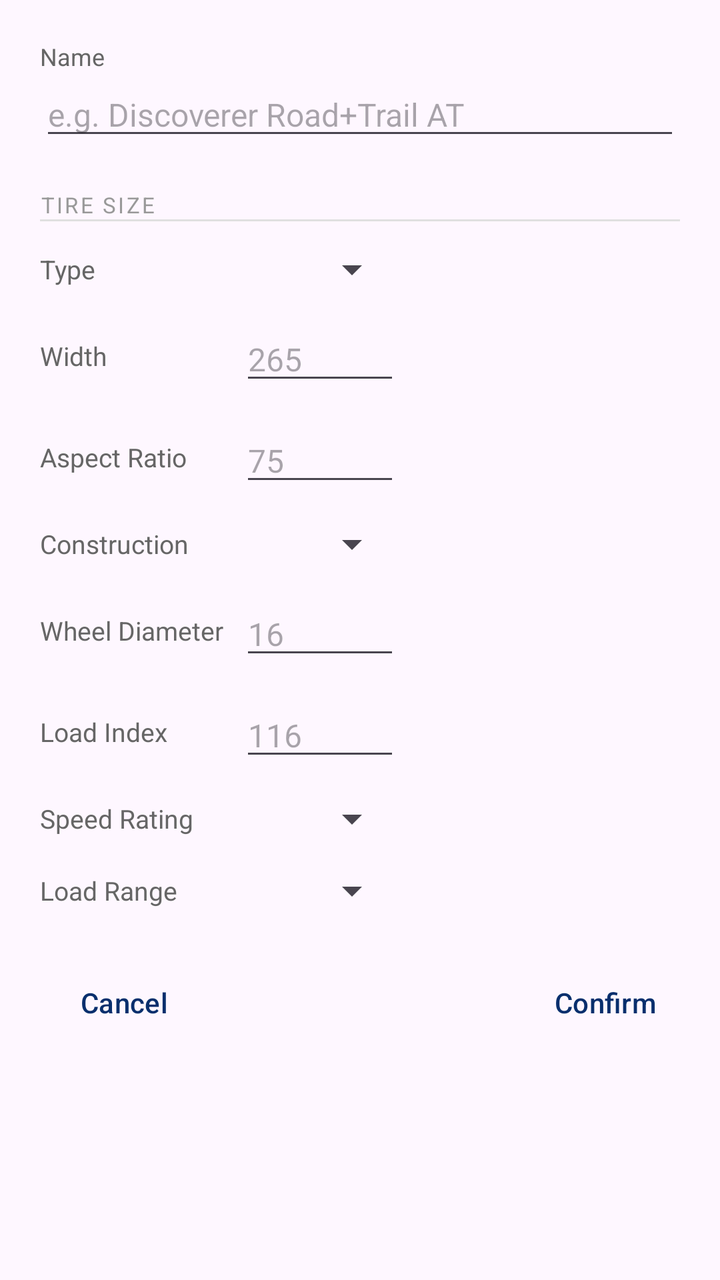
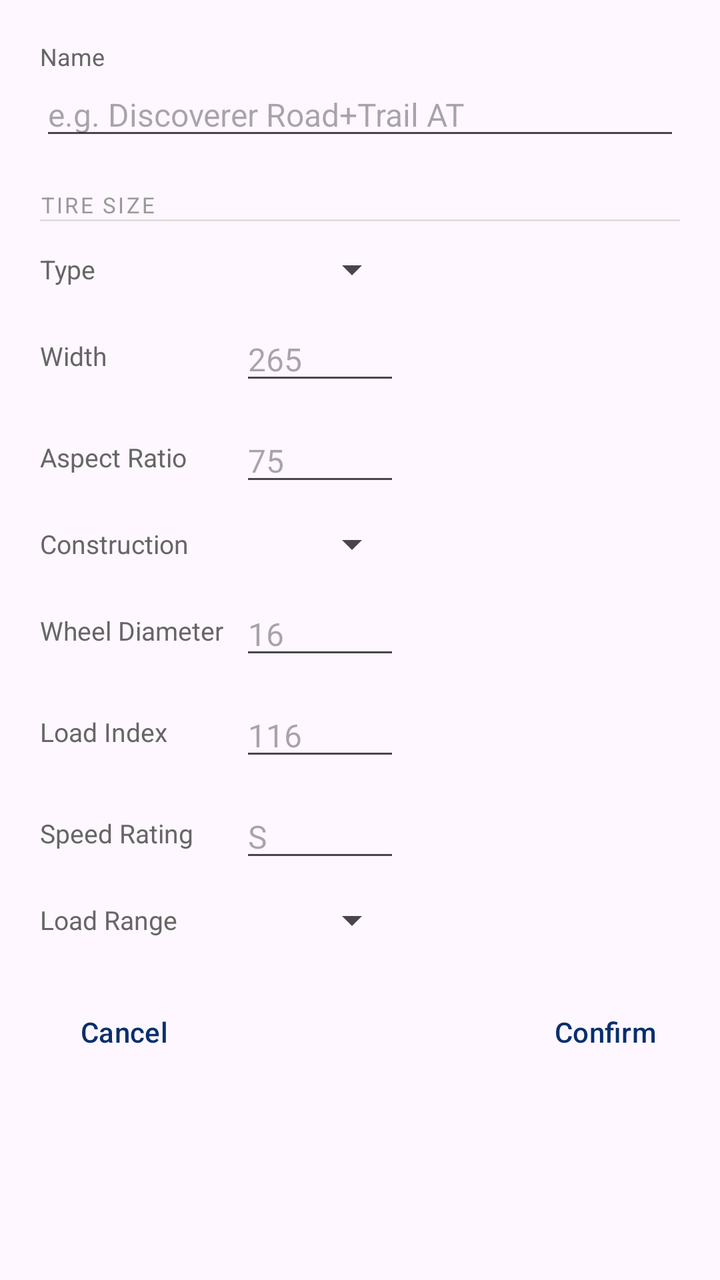

An Android layout rendered at two revisions. The XML below is the earlier revision; the diff shows what the commit changed to produce the second picture.
<!-- AndroidManifest.xml: application theme Theme.BarcodeScannerApp -->
<!-- res/layout/dialog_manual_entry.xml -->
<?xml version="1.0" encoding="utf-8"?>
<ScrollView xmlns:android="http://schemas.android.com/apk/res/android"
    android:layout_width="match_parent"
    android:layout_height="wrap_content">

    <LinearLayout
        android:layout_width="match_parent"
        android:layout_height="wrap_content"
        android:orientation="vertical"
        android:padding="20dp">

        <TextView
            android:layout_width="wrap_content"
            android:layout_height="wrap_content"
            android:text="Name"
            android:textSize="12sp"
            android:textColor="#666666" />

        <EditText
            android:id="@+id/brandInput"
            android:layout_width="match_parent"
            android:layout_height="wrap_content"
            android:hint="e.g. Discoverer Road+Trail AT"
            android:inputType="text"
            android:textSize="16sp" />

        <TextView
            android:layout_width="wrap_content"
            android:layout_height="wrap_content"
            android:layout_marginTop="20dp"
            android:text="TIRE SIZE"
            android:textSize="11sp"
            android:textColor="#999999"
            android:letterSpacing="0.1" />

        <View
            android:layout_width="match_parent"
            android:layout_height="1dp"
            android:layout_marginBottom="12dp"
            android:background="#E0E0E0" />

        <LinearLayout
            android:layout_width="match_parent"
            android:layout_height="wrap_content"
            android:orientation="horizontal"
            android:gravity="center_vertical"
            android:layout_marginBottom="12dp">

            <TextView
                android:layout_width="100dp"
                android:layout_height="wrap_content"
                android:text="Type"
                android:textSize="13sp"
                android:textColor="#666666" />

            <Spinner
                android:id="@+id/tirePrefixSpinner"
                android:layout_width="wrap_content"
                android:layout_height="wrap_content"
                android:minWidth="80dp" />

        </LinearLayout>

        <LinearLayout
            android:layout_width="match_parent"
            android:layout_height="wrap_content"
            android:orientation="horizontal"
            android:gravity="center_vertical"
            android:layout_marginBottom="12dp">

            <TextView
                android:layout_width="100dp"
                android:layout_height="wrap_content"
                android:text="Width"
                android:textSize="13sp"
                android:textColor="#666666" />

            <EditText
                android:id="@+id/tireWidthInput"
                android:layout_width="80dp"
                android:layout_height="wrap_content"
                android:hint="265"
                android:inputType="number"
                android:maxLength="3"
                android:textSize="16sp" />

        </LinearLayout>

        <LinearLayout
            android:layout_width="match_parent"
            android:layout_height="wrap_content"
            android:orientation="horizontal"
            android:gravity="center_vertical"
            android:layout_marginBottom="12dp">

            <TextView
                android:layout_width="100dp"
                android:layout_height="wrap_content"
                android:text="Aspect Ratio"
                android:textSize="13sp"
                android:textColor="#666666" />

            <EditText
                android:id="@+id/tireRatioInput"
                android:layout_width="80dp"
                android:layout_height="wrap_content"
                android:hint="75"
                android:inputType="number"
                android:maxLength="2"
                android:textSize="16sp" />

        </LinearLayout>

        <LinearLayout
            android:layout_width="match_parent"
            android:layout_height="wrap_content"
            android:orientation="horizontal"
            android:gravity="center_vertical"
            android:layout_marginBottom="12dp">

            <TextView
                android:layout_width="100dp"
                android:layout_height="wrap_content"
                android:text="Construction"
                android:textSize="13sp"
                android:textColor="#666666" />

            <Spinner
                android:id="@+id/tireConstructionSpinner"
                android:layout_width="wrap_content"
                android:layout_height="wrap_content"
                android:minWidth="80dp" />

        </LinearLayout>

        <LinearLayout
            android:layout_width="match_parent"
            android:layout_height="wrap_content"
            android:orientation="horizontal"
            android:gravity="center_vertical"
            android:layout_marginBottom="12dp">

            <TextView
                android:layout_width="100dp"
                android:layout_height="wrap_content"
                android:text="Wheel Diameter"
                android:textSize="13sp"
                android:textColor="#666666" />

            <EditText
                android:id="@+id/tireDiameterInput"
                android:layout_width="80dp"
                android:layout_height="wrap_content"
                android:hint="16"
                android:inputType="number"
                android:maxLength="2"
                android:textSize="16sp" />

        </LinearLayout>

        <LinearLayout
            android:layout_width="match_parent"
            android:layout_height="wrap_content"
            android:orientation="horizontal"
            android:gravity="center_vertical"
            android:layout_marginBottom="12dp">

            <TextView
                android:layout_width="100dp"
                android:layout_height="wrap_content"
                android:text="Load Index"
                android:textSize="13sp"
                android:textColor="#666666" />

            <EditText
                android:id="@+id/tireLoadIndexInput"
                android:layout_width="80dp"
                android:layout_height="wrap_content"
                android:hint="116"
                android:inputType="number"
                android:maxLength="3"
                android:textSize="16sp" />

        </LinearLayout>

        <LinearLayout
            android:layout_width="match_parent"
            android:layout_height="wrap_content"
            android:orientation="horizontal"
            android:gravity="center_vertical"
            android:layout_marginBottom="12dp">

            <TextView
                android:layout_width="100dp"
                android:layout_height="wrap_content"
                android:text="Speed Rating"
                android:textSize="13sp"
                android:textColor="#666666" />

            <Spinner
                android:id="@+id/tireSpeedRatingSpinner"
                android:layout_width="wrap_content"
                android:layout_height="wrap_content"
                android:minWidth="80dp" />

        </LinearLayout>

        <LinearLayout
            android:layout_width="match_parent"
            android:layout_height="wrap_content"
            android:orientation="horizontal"
            android:gravity="center_vertical"
            android:layout_marginBottom="12dp">

            <TextView
                android:layout_width="100dp"
                android:layout_height="wrap_content"
                android:text="Load Range"
                android:textSize="13sp"
                android:textColor="#666666" />

            <Spinner
                android:id="@+id/plyRatingSpinner"
                android:layout_width="wrap_content"
                android:layout_height="wrap_content"
                android:minWidth="80dp" />

        </LinearLayout>

        <LinearLayout
            android:layout_width="match_parent"
            android:layout_height="wrap_content"
            android:layout_marginTop="8dp"
            android:orientation="horizontal"
            android:gravity="end">

            <Button
                android:id="@+id/cancelButton"
                style="?android:attr/buttonBarButtonStyle"
                android:layout_width="wrap_content"
                android:layout_height="wrap_content"
                android:text="Cancel" />

            <View
                android:layout_width="0dp"
                android:layout_height="1dp"
                android:layout_weight="1" />

            <Button
                android:id="@+id/confirmButton"
                android:layout_width="wrap_content"
                android:layout_height="wrap_content"
                android:text="Confirm"
                android:layout_marginStart="8dp"
                style="?android:attr/buttonBarButtonStyle" />

        </LinearLayout>

    </LinearLayout>

</ScrollView>
<!-- resources referenced by this layout -->
<resources>
  <style name="Theme.BarcodeScannerApp" parent="Base.Theme.BarcodeScannerApp" />
  <style name="Base.Theme.BarcodeScannerApp" parent="Theme.Material3.DayNight.NoActionBar">
          <item name="android:statusBarColor">#C11236</item>
          <item name="colorPrimary">@color/blue</item>
          <item name="colorSurface">@color/white</item>
          <item name="colorOnSurface">@color/black</item>
      </style>
  <color name="blue">#082F6D</color>
  <color name="white">#FFFFFFFF</color>
  <color name="black">#FF000000</color>
</resources>

<!-- the commit's change to res/layout/dialog_manual_entry.xml (unified diff, before → after) -->
@@ -197,11 +197,14 @@
                 android:textSize="13sp"
                 android:textColor="#666666" />
 
-            <Spinner
-                android:id="@+id/tireSpeedRatingSpinner"
-                android:layout_width="wrap_content"
-                android:layout_height="wrap_content"
-                android:minWidth="80dp" />
+            <EditText
+                android:id="@+id/tireSpeedRatingInput"
+                android:layout_width="80dp"
+                android:layout_height="wrap_content"
+                android:hint="S"
+                android:inputType="textCapCharacters"
+                android:maxLength="1"
+                android:textSize="16sp" />
 
         </LinearLayout>
 
